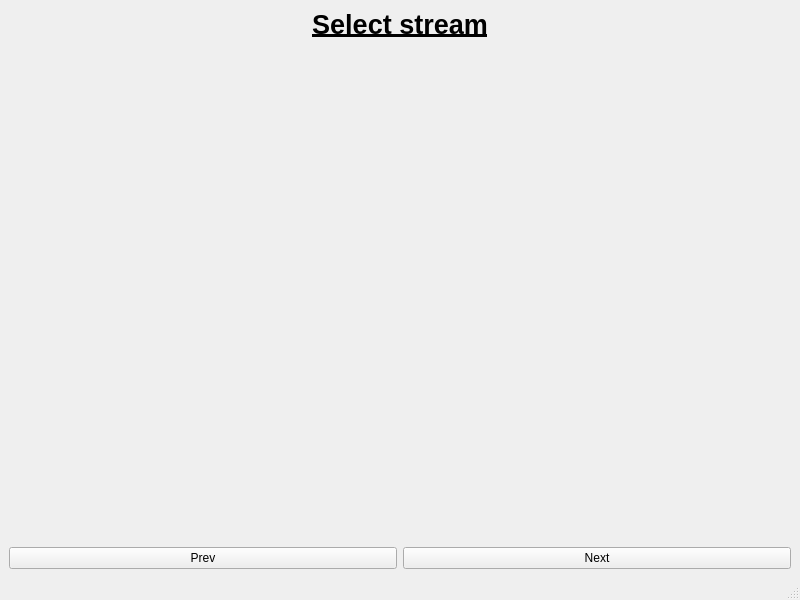
Qt form generic_cv_tasks/ui/mainwindow.ui (stereomatchingkiss/show_cases) before a commit.
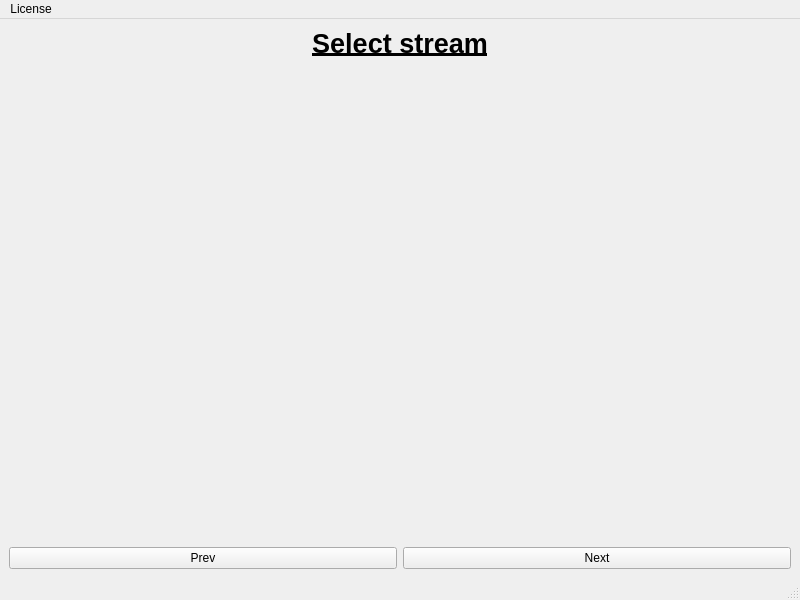
The same form after that commit.

Commit message: Add Qt About

What changed in the file:
```diff
--- a/generic_cv_tasks/ui/mainwindow.ui
+++ b/generic_cv_tasks/ui/mainwindow.ui
@@ -70,6 +70,13 @@
      <height>22</height>
     </rect>
    </property>
+   <widget class="QMenu" name="menuQt">
+    <property name="title">
+     <string>License</string>
+    </property>
+    <addaction name="actionQt"/>
+   </widget>
+   <addaction name="menuQt"/>
   </widget>
   <widget class="QStatusBar" name="statusbar"/>
  </widget>
```
Left out of the diff: 7 changed lines with no effect on the pictures. The commit also changes 2 other files.
